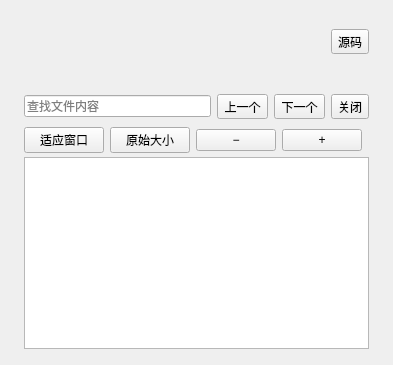
Zao-chen/ZcVersionBox, file windows/mainwindow_child/homepage/pages/homepage_page_preview.ui: the form before one commit.
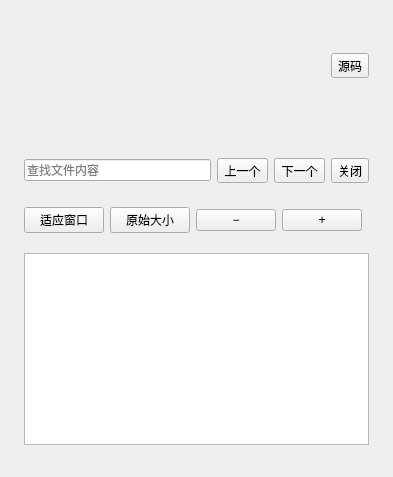
The form after the commit. Custom widgets are drawn as their Qt base class.

Patch:
```diff
--- a/windows/mainwindow_child/homepage/pages/homepage_page_preview.ui
+++ b/windows/mainwindow_child/homepage/pages/homepage_page_preview.ui
@@ -4,14 +4,14 @@
  <widget class="QWidget" name="HomePagePreviewPage">
   <layout class="QVBoxLayout" name="pageLayout">
    <property name="leftMargin"><number>24</number></property>
-   <property name="topMargin"><number>8</number></property>
+   <property name="topMargin"><number>24</number></property>
    <property name="rightMargin"><number>24</number></property>
-   <property name="bottomMargin"><number>16</number></property>
-   <property name="spacing"><number>0</number></property>
+   <property name="bottomMargin"><number>32</number></property>
+   <property name="spacing"><number>16</number></property>
    <item><widget class="QWidget" name="toolbar"><layout class="QHBoxLayout" name="toolbarLayout">
-    <property name="leftMargin"><number>0</number></property><property name="topMargin"><number>0</number></property>
-    <property name="rightMargin"><number>0</number></property><property name="bottomMargin"><number>0</number></property>
-    <property name="spacing"><number>6</number></property>
+    <property name="leftMargin"><number>0</number></property><property name="topMargin"><number>8</number></property>
+    <property name="rightMargin"><number>0</number></property><property name="bottomMargin"><number>8</number></property>
+    <property name="spacing"><number>12</number></property>
     <item><widget class="QScrollArea" name="breadcrumbScroll">
      <property name="sizePolicy">
       <sizepolicy hsizetype="Expanding" vsizetype="Preferred">
@@ -33,7 +33,7 @@
     <item><widget class="QWidget" name="actionHost"><layout class="QHBoxLayout" name="actionLayout">
      <property name="leftMargin"><number>0</number></property><property name="topMargin"><number>0</number></property>
      <property name="rightMargin"><number>0</number></property><property name="bottomMargin"><number>0</number></property>
-     <property name="spacing"><number>6</number></property>
+     <property name="spacing"><number>8</number></property>
      <item><widget class="QToolButton" name="markdownButton"><property name="text"><string>源码</string></property><property name="checkable"><bool>true</bool></property></widget></item>
     </layout></widget></item>
    </layout></widget></item>
```
Left out of the diff: 2 changed lines with no effect on the pictures.
